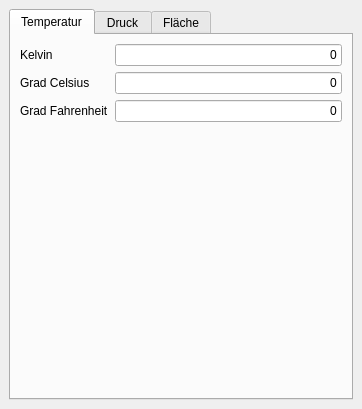
This is Einheitenkonverter_GUI.ui in suedengland/Einheitenkonverter as Qt 5 draws it before an edit. The edited form follows.
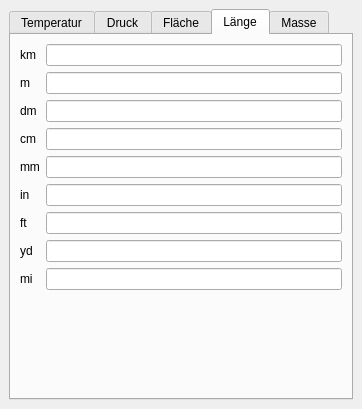
This is the edited form. The open tabs and pages were chosen to show the change.

Diff of the .ui file:
```diff
--- a/Einheitenkonverter_GUI.ui
+++ b/Einheitenkonverter_GUI.ui
@@ -37,7 +37,7 @@
           <item row="0" column="1">
            <widget class="QLineEdit" name="lineEdit_Kelvin">
             <property name="text">
-             <string>0</string>
+             <string/>
             </property>
             <property name="alignment">
              <set>Qt::AlignRight|Qt::AlignTrailing|Qt::AlignVCenter</set>
@@ -54,7 +54,7 @@
           <item row="1" column="1">
            <widget class="QLineEdit" name="lineEdit_Celsius">
             <property name="text">
-             <string>0</string>
+             <string/>
             </property>
             <property name="alignment">
              <set>Qt::AlignRight|Qt::AlignTrailing|Qt::AlignVCenter</set>
@@ -71,7 +71,7 @@
           <item row="2" column="1">
            <widget class="QLineEdit" name="lineEdit_Fahrenheit">
             <property name="text">
-             <string>0</string>
+             <string/>
             </property>
             <property name="alignment">
              <set>Qt::AlignRight|Qt::AlignTrailing|Qt::AlignVCenter</set>
@@ -94,7 +94,253 @@
        </attribute>
        <layout class="QVBoxLayout" name="verticalLayout_4">
         <item>
-         <layout class="QFormLayout" name="formLayout_Flaeche"/>
+         <layout class="QFormLayout" name="formLayout_Flaeche">
+          <item row="1" column="0">
+           <widget class="QLabel" name="label_m_sq">
+            <property name="text">
+             <string>m²</string>
+            </property>
+           </widget>
+          </item>
+          <item row="1" column="1">
+           <widget class="QLineEdit" name="lineEdit_m_sq">
+            <property name="alignment">
+             <set>Qt::AlignRight|Qt::AlignTrailing|Qt::AlignVCenter</set>
+            </property>
+           </widget>
+          </item>
+          <item row="2" column="0">
+           <widget class="QLabel" name="label_cm_sq">
+            <property name="text">
+             <string>cm²</string>
+            </property>
+           </widget>
+          </item>
+          <item row="2" column="1">
+           <widget class="QLineEdit" name="lineEdit_cm_sq">
+            <property name="alignment">
+             <set>Qt::AlignRight|Qt::AlignTrailing|Qt::AlignVCenter</set>
+            </property>
+           </widget>
+          </item>
+          <item row="3" column="0">
+           <widget class="QLabel" name="label_mm_sq">
+            <property name="text">
+             <string>mm²</string>
+            </property>
+           </widget>
+          </item>
+          <item row="3" column="1">
+           <widget class="QLineEdit" name="lineEdit_mm_sq">
+            <property name="alignment">
+             <set>Qt::AlignRight|Qt::AlignTrailing|Qt::AlignVCenter</set>
+            </property>
+           </widget>
+          </item>
+          <item row="4" column="0">
+           <widget class="QLabel" name="label_in_sq">
+            <property name="text">
+             <string>in²</string>
+            </property>
+           </widget>
+          </item>
+          <item row="4" column="1">
+           <widget class="QLineEdit" name="lineEdit_in_sq">
+            <property name="alignment">
+             <set>Qt::AlignRight|Qt::AlignTrailing|Qt::AlignVCenter</set>
+            </property>
+           </widget>
+          </item>
+          <item row="5" column="0">
+           <widget class="QLabel" name="label_a">
+            <property name="text">
+             <string>a</string>
+            </property>
+           </widget>
+          </item>
+          <item row="5" column="1">
+           <widget class="QLineEdit" name="lineEdit_a">
+            <property name="alignment">
+             <set>Qt::AlignRight|Qt::AlignTrailing|Qt::AlignVCenter</set>
+            </property>
+           </widget>
+          </item>
+          <item row="6" column="0">
+           <widget class="QLabel" name="label_ha">
+            <property name="text">
+             <string>ha</string>
+            </property>
+           </widget>
+          </item>
+          <item row="6" column="1">
+           <widget class="QLineEdit" name="lineEdit_ha">
+            <property name="alignment">
+             <set>Qt::AlignRight|Qt::AlignTrailing|Qt::AlignVCenter</set>
+            </property>
+           </widget>
+          </item>
+          <item row="0" column="0">
+           <widget class="QLabel" name="label_km_sq">
+            <property name="text">
+             <string>km²</string>
+            </property>
+           </widget>
+          </item>
+          <item row="0" column="1">
+           <widget class="QLineEdit" name="lineEdit_km_sq">
+            <property name="alignment">
+             <set>Qt::AlignRight|Qt::AlignTrailing|Qt::AlignVCenter</set>
+            </property>
+           </widget>
+          </item>
+         </layout>
+        </item>
+       </layout>
+      </widget>
+      <widget class="QWidget" name="tab_Laenge">
+       <attribute name="title">
+        <string>Länge</string>
+       </attribute>
+       <layout class="QVBoxLayout" name="verticalLayout_5">
+        <item>
+         <layout class="QFormLayout" name="formLayout_Laenge">
+          <item row="0" column="0">
+           <widget class="QLabel" name="label_km">
+            <property name="text">
+             <string>km</string>
+            </property>
+           </widget>
+          </item>
+          <item row="0" column="1">
+           <widget class="QLineEdit" name="lineEdit_km">
+            <property name="alignment">
+             <set>Qt::AlignRight|Qt::AlignTrailing|Qt::AlignVCenter</set>
+            </property>
+           </widget>
+          </item>
+          <item row="1" column="0">
+           <widget class="QLabel" name="label_m">
+            <property name="text">
+             <string>m</string>
+            </property>
+           </widget>
+          </item>
+          <item row="1" column="1">
+           <widget class="QLineEdit" name="lineEdit_m">
+            <property name="alignment">
+             <set>Qt::AlignRight|Qt::AlignTrailing|Qt::AlignVCenter</set>
+            </property>
+           </widget>
+          </item>
+          <item row="2" column="0">
+           <widget class="QLabel" name="label_dm">
+            <property name="text">
+             <string>dm</string>
+            </property>
+           </widget>
+          </item>
+          <item row="2" column="1">
+           <widget class="QLineEdit" name="lineEdit_dm">
+            <property name="alignment">
+             <set>Qt::AlignRight|Qt::AlignTrailing|Qt::AlignVCenter</set>
+            </property>
+           </widget>
+          </item>
+          <item row="3" column="0">
+           <widget class="QLabel" name="label_cm">
+            <property name="text">
+             <string>cm</string>
+            </property>
+           </widget>
+          </item>
+          <item row="3" column="1">
+           <widget class="QLineEdit" name="lineEdit_cm">
+            <property name="alignment">
+             <set>Qt::AlignRight|Qt::AlignTrailing|Qt::AlignVCenter</set>
+            </property>
+           </widget>
+          </item>
+          <item row="4" column="0">
+           <widget class="QLabel" name="label_mm">
+            <property name="text">
+             <string>mm</string>
+            </property>
+           </widget>
+          </item>
+          <item row="4" column="1">
+           <widget class="QLineEdit" name="lineEdit_mm">
+            <property name="alignment">
+             <set>Qt::AlignRight|Qt::AlignTrailing|Qt::AlignVCenter</set>
+            </property>
+           </widget>
+          </item>
+          <item row="5" column="0">
+           <widget class="QLabel" name="label_in">
+            <property name="text">
+             <string>in</string>
+            </property>
+           </widget>
+          </item>
+          <item row="5" column="1">
+           <widget class="QLineEdit" name="lineEdit_in">
+            <property name="alignment">
+             <set>Qt::AlignRight|Qt::AlignTrailing|Qt::AlignVCenter</set>
+            </property>
+           </widget>
+          </item>
+          <item row="6" column="0">
+           <widget class="QLabel" name="label_ft">
+            <property name="text">
+             <string>ft</string>
+            </property>
+           </widget>
+          </item>
+          <item row="6" column="1">
+           <widget class="QLineEdit" name="lineEdit_ft">
+            <property name="alignment">
+             <set>Qt::AlignRight|Qt::AlignTrailing|Qt::AlignVCenter</set>
+            </property>
+           </widget>
+          </item>
+          <item row="7" column="0">
+           <widget class="QLabel" name="label_yd">
+            <property name="text">
+             <string>yd</string>
+            </property>
+           </widget>
+          </item>
+          <item row="7" column="1">
+           <widget class="QLineEdit" name="lineEdit_yd">
+            <property name="alignment">
+             <set>Qt::AlignRight|Qt::AlignTrailing|Qt::AlignVCenter</set>
+            </property>
+           </widget>
+          </item>
+          <item row="8" column="0">
+           <widget class="QLabel" name="label_mi">
+            <property name="text">
+             <string>mi</string>
+            </property>
+           </widget>
+          </item>
+          <item row="8" column="1">
+           <widget class="QLineEdit" name="lineEdit_mi">
+            <property name="alignment">
+             <set>Qt::AlignRight|Qt::AlignTrailing|Qt::AlignVCenter</set>
+            </property>
+           </widget>
+          </item>
+         </layout>
+        </item>
+       </layout>
+      </widget>
+      <widget class="QWidget" name="tab_Masse">
+       <attribute name="title">
+        <string>Masse</string>
+       </attribute>
+       <layout class="QVBoxLayout" name="verticalLayout_6">
+        <item>
+         <layout class="QFormLayout" name="formLayout_Masse"/>
         </item>
        </layout>
       </widget>
```
Left out of the diff: 105 changed lines with no effect on the pictures.
